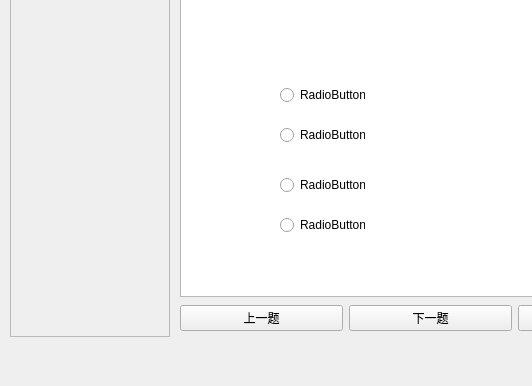
Before: the Qt Designer form project_testing_0302/testingroom.ui in MatthewVork/project_testing_0302, drawn with Qt 5; both pictures show x 0 to 532 and y 114 to 500 of the 800 by 500 pixel window.
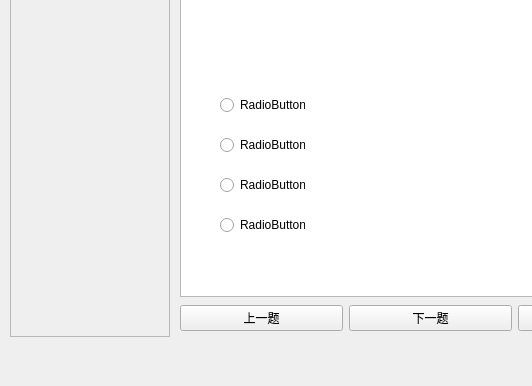
After: the same form once the commit is applied.

Patch:
```diff
--- a/project_testing_0302/testingroom.ui
+++ b/project_testing_0302/testingroom.ui
@@ -105,8 +105,8 @@
   <widget class="QRadioButton" name="radio_A">
    <property name="geometry">
     <rect>
-     <x>280</x>
-     <y>200</y>
+     <x>220</x>
+     <y>210</y>
      <width>85</width>
      <height>18</height>
     </rect>
@@ -121,8 +121,8 @@
   <widget class="QRadioButton" name="radio_B">
    <property name="geometry">
     <rect>
-     <x>280</x>
-     <y>240</y>
+     <x>220</x>
+     <y>250</y>
      <width>85</width>
      <height>18</height>
     </rect>
@@ -137,7 +137,7 @@
   <widget class="QRadioButton" name="radio_C">
    <property name="geometry">
     <rect>
-     <x>280</x>
+     <x>220</x>
      <y>290</y>
      <width>85</width>
      <height>18</height>
@@ -153,7 +153,7 @@
   <widget class="QRadioButton" name="radio_D">
    <property name="geometry">
     <rect>
-     <x>280</x>
+     <x>220</x>
      <y>330</y>
      <width>85</width>
      <height>18</height>
@@ -179,7 +179,7 @@
     <string>TextLabel</string>
    </property>
   </widget>
-  <widget class="QWidget" name="">
+  <widget class="QWidget" name="layoutWidget">
    <property name="geometry">
     <rect>
      <x>180</x>
```
